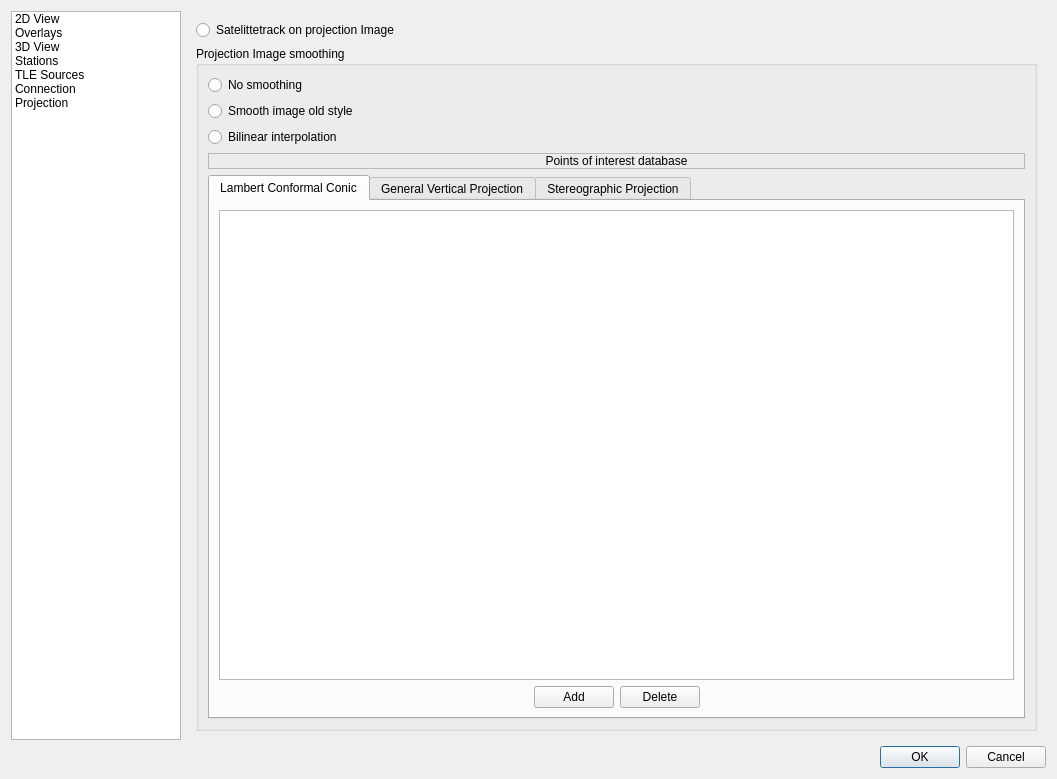
This is core/dialogpreferences.ui in hvanruys/EUMETCastView as Qt 5 draws it before an edit. The edited form follows.
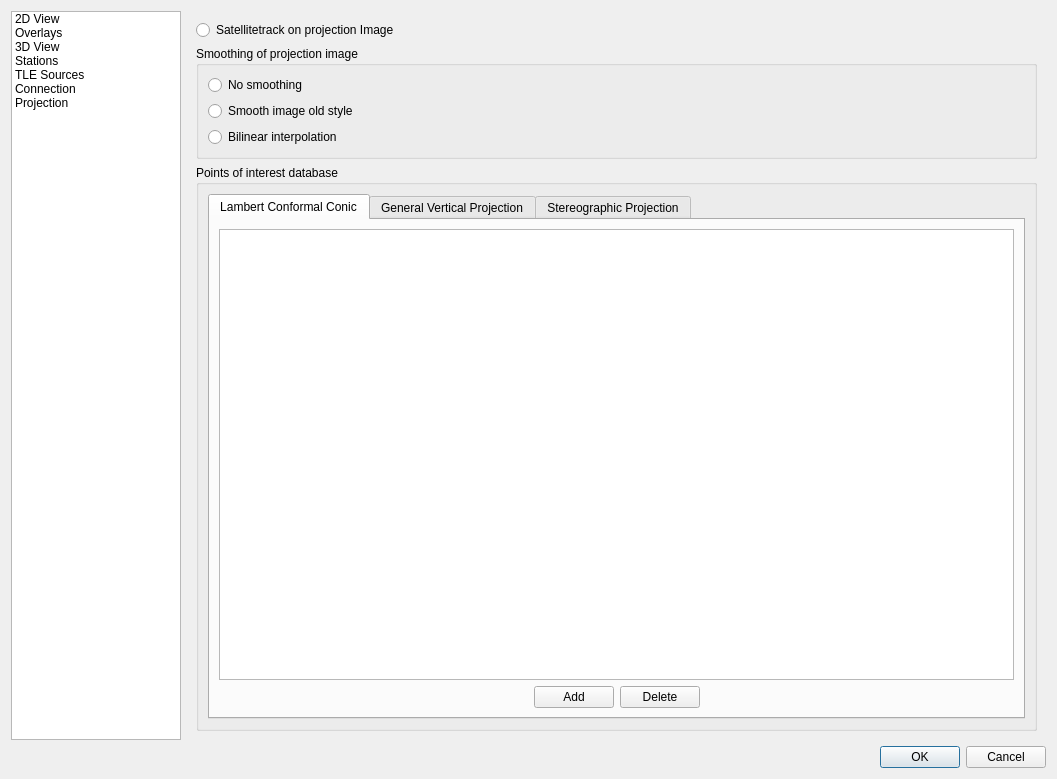
This is the edited form. Icons and pictures are not drawn.

The edit to the form file:
```diff
--- a/core/dialogpreferences.ui
+++ b/core/dialogpreferences.ui
@@ -1266,11 +1266,11 @@
         </widget>
        </widget>
        <widget class="QWidget" name="pageImage">
-        <layout class="QVBoxLayout" name="verticalLayout_10">
+        <layout class="QVBoxLayout" name="verticalLayout_14">
          <item>
           <widget class="QRadioButton" name="rbSattrackOn">
            <property name="text">
-            <string>Satelittetrack on projection Image</string>
+            <string>Satellitetrack on projection Image</string>
            </property>
            <property name="autoExclusive">
             <bool>false</bool>
@@ -1278,16 +1278,11 @@
           </widget>
          </item>
          <item>
-          <widget class="QGroupBox" name="groupBox">
+          <widget class="QGroupBox" name="groupBox_2">
            <property name="title">
-            <string>Projection Image smoothing</string>
+            <string>Smoothing of projection image</string>
            </property>
-           <property name="flat">
-            <bool>false</bool>
-           </property>
-           <layout class="QVBoxLayout" name="verticalLayout_7">
-            <item>
-             <layout class="QVBoxLayout" name="verticalLayout_8">
+           <layout class="QVBoxLayout" name="verticalLayout_10">
               <item>
                <widget class="QRadioButton" name="rbNoSmoothing">
                 <property name="text">
@@ -1315,28 +1310,20 @@
                 </property>
                </widget>
               </item>
+           </layout>
+          </widget>
+         </item>
               <item>
-               <widget class="QLabel" name="label_5">
-                <property name="frameShape">
-                 <enum>QFrame::StyledPanel</enum>
-                </property>
-                <property name="frameShadow">
-                 <enum>QFrame::Raised</enum>
-                </property>
-                <property name="lineWidth">
-                 <number>4</number>
-                </property>
-                <property name="midLineWidth">
-                 <number>2</number>
-                </property>
-                <property name="text">
+          <widget class="QGroupBox" name="groupBox">
+           <property name="title">
                  <string>Points of interest database</string>
                 </property>
-                <property name="alignment">
-                 <set>Qt::AlignCenter</set>
-                </property>
-               </widget>
-              </item>
+           <property name="flat">
+            <bool>false</bool>
+           </property>
+           <layout class="QVBoxLayout" name="verticalLayout_7">
+            <item>
+             <layout class="QVBoxLayout" name="verticalLayout_8">
               <item>
                <widget class="QTabWidget" name="tabWidget">
                 <property name="currentIndex">
```
Lines whose indentation alone changed are shown as unchanged.
